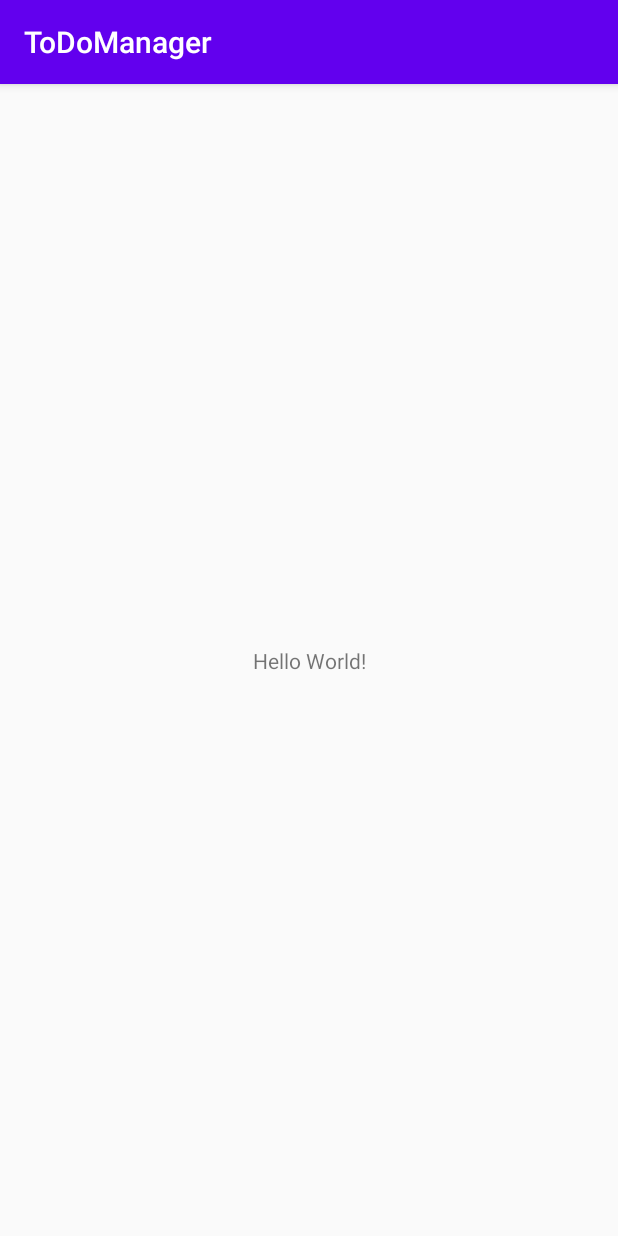
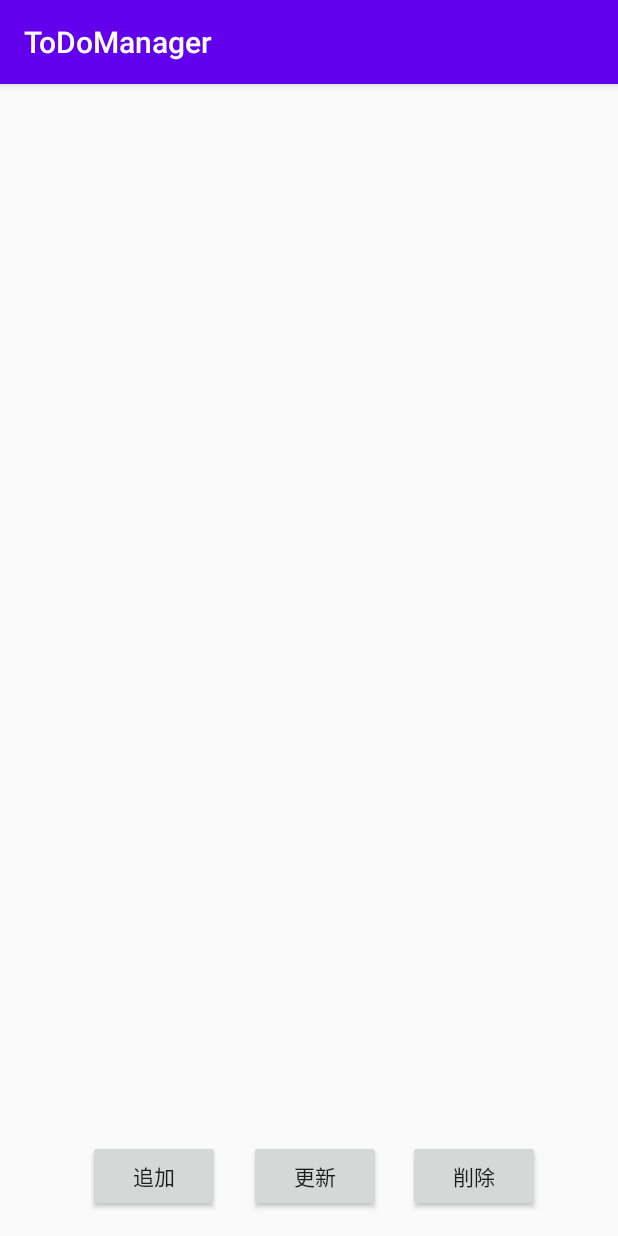
Before and after one commit to charon1212/ToDoManager, an Android app: the screen it shows after launch (MainActivity), on a phone screen of 412 x 824 dp. Run offline under Robolectric (Android 15) with nearby library versions, the phone set to English and light mode, and no system bars; libraries missing offline, so code that uses them is left out: io.realm, io.realm.kotlin; 6 statements that could not run were skipped.

Commit message:
refs #1 一覧画面を作成
- タスクは、タイトルと詳細のみとしている。
- 追加ボタンを押すと、既定のタスクを追加する。
- 更新ボタンを押すと、一番上のタスクの詳細に「_update」を追加する。
- 削除ボタンを押すと、一番上のタスクを削除する。

```diff
--- a/app/build.gradle
+++ b/app/build.gradle
@@ -32,6 +32,7 @@ dependencies {
     implementation 'androidx.core:core-ktx:1.3.1'
     implementation 'androidx.appcompat:appcompat:1.2.0'
     implementation 'androidx.constraintlayout:constraintlayout:2.0.1'
+    implementation 'androidx.recyclerview:recyclerview:1.1.0'
     testImplementation 'junit:junit:4.12'
     androidTestImplementation 'androidx.test.ext:junit:1.1.2'
     androidTestImplementation 'androidx.test.espresso:espresso-core:3.3.0'
--- a/app/src/main/AndroidManifest.xml
+++ b/app/src/main/AndroidManifest.xml
@@ -3,13 +3,14 @@
     package="com.example.todomanager">
 
     <application
+        android:name=".presentation.application.ToDoManagerApplication"
         android:allowBackup="true"
         android:icon="@mipmap/ic_launcher"
         android:label="@string/app_name"
         android:roundIcon="@mipmap/ic_launcher_round"
         android:supportsRtl="true"
         android:theme="@style/AppTheme">
-        <activity android:name=".MainActivity">
+        <activity android:name=".presentation.mainactivity.MainActivity">
             <intent-filter>
                 <action android:name="android.intent.action.MAIN" />
 
--- /dev/null
+++ b/app/src/main/java/com/example/todomanager/domain/repository/ITaskDAO.kt
@@ -0,0 +1,10 @@
+package com.example.todomanager.domain.repository
+
+import com.example.todomanager.domain.model.Task
+
+interface ITaskDAO {
+    fun registerTask(task: Task)
+    fun updateTask(task: Task)
+    fun deleteTask(id: String)
+    fun getAllTask(): List<Task>
+}
--- /dev/null
+++ b/app/src/main/java/com/example/todomanager/domain/service/TaskService.kt
@@ -0,0 +1,33 @@
+package com.example.todomanager.domain.service
+
+import com.example.todomanager.domain.model.Task
+import com.example.todomanager.domain.repository.ITaskDAO
+import java.util.*
+
+class TaskService {
+    private val dao: ITaskDAO
+
+    constructor(dao: ITaskDAO) {
+        this.dao = dao
+    }
+
+    fun getTasks(): List<Task> {
+        return dao.getAllTask()
+    }
+
+    fun createTask(title: String, detail: String): Task {
+        val uuid = UUID.randomUUID().toString()
+        val task = Task(id = uuid, title = title, detail = detail)
+        dao.registerTask(task)
+        return task
+    }
+
+    fun updateTask(task: Task){
+        dao.updateTask(task)
+    }
+
+    fun deleteTask(task: Task){
+        dao.deleteTask(task.id)
+    }
+
+}
--- /dev/null
+++ b/app/src/main/java/com/example/todomanager/presentation/application/ToDoManagerApplication.kt
@@ -0,0 +1,24 @@
+package com.example.todomanager.presentation.application
+
+import android.app.Application
+import io.realm.Realm
+import io.realm.RealmConfiguration
+
+class ToDoManagerApplication : Application() {
+
+    override fun onCreate() {
+
+        super.onCreate()
+
+        // Realmの初期化
+        Realm.init(this)
+
+        // Realmの設定
+        val config = RealmConfiguration.Builder()
+            .deleteRealmIfMigrationNeeded()
+            .build()
+        Realm.setDefaultConfiguration(config)
+
+    }
+
+}
--- /dev/null
+++ b/app/src/main/java/com/example/todomanager/presentation/mainactivity/MainActivity.kt
@@ -0,0 +1,93 @@
+package com.example.todomanager.presentation.mainactivity
+
+import androidx.appcompat.app.AppCompatActivity
+import android.os.Bundle
+import android.view.View
+import android.widget.Toast
+import androidx.recyclerview.widget.LinearLayoutManager
+import androidx.recyclerview.widget.RecyclerView
+import com.example.todomanager.R
+import com.example.todomanager.domain.model.Task
+import com.example.todomanager.domain.service.TaskService
+import com.example.todomanager.infrastructure.repository.TaskDAO
+import com.example.todomanager.presentation.mainactivity.recycleview.RecyclerViewAdapter
+
+class MainActivity : AppCompatActivity() {
+
+    var taskList: List<Task> = listOf()
+    val taskService = TaskService(TaskDAO())
+    var adapter = RecyclerViewAdapter(taskList)
+
+    // TODO:タスク作成機能を作るまでの仮の動作のための変数。実装完了後、消すこと。
+    var taskCounter = 1
+
+    override fun onCreate(savedInstanceState: Bundle?) {
+        super.onCreate(savedInstanceState)
+        setContentView(R.layout.activity_main)
+        taskList = taskService.getTasks()
+        this.adapter = setRecyclerViewAdapter(taskList)
+    }
+
+    private fun setRecyclerViewAdapter(data: List<Task>): RecyclerViewAdapter {
+        val rvAdapter = RecyclerViewAdapter(data)
+        findViewById<RecyclerView>(R.id.recyclerView).apply {
+            this.layoutManager = LinearLayoutManager(this@MainActivity)
+            this.adapter = rvAdapter
+        }
+        return rvAdapter
+    }
+
+    /**
+     * 追加ボタンクリック時の処理
+     *
+     * @param view クリックしたビュー
+     */
+    fun btnAddOnClick(view: View) {
+        val title = "title" + taskCounter.toString()
+        val detail = "detail" + taskCounter.toString()
+        taskCounter++
+        val task = taskService.createTask(title, detail)
+        taskList += task
+        setRecyclerViewAdapter(taskList)
+        Toast.makeText(this, "add button clicked", Toast.LENGTH_SHORT).show()
+    }
+
+    /**
+     * 更新ボタンクリック時の処理
+     *
+     * @param view クリックしたビュー
+     */
+    fun btnUpdateOnClick(view: View) {
+        // サンプルとして、一番上のタスクの中身を変更する。
+        val task = taskList[0]
+        if (task !== null) {
+            task.detail += "_update"
+            taskService.updateTask(task)
+            // TODO:適切なnotify関数に切り替える。
+            adapter.notifyDataSetChanged()
+        }
+        Toast.makeText(this, "update button clicked", Toast.LENGTH_SHORT).show()
+    }
+
+    /**
+     * 削除ボタンクリック時の処理
+     *
+     * @param view クリックしたビュー
+     */
+    fun btnDeleteOnClick(view: View) {
+
+        // サンプルとして、一番上のタスクを削除する。
+        if (taskList[0] !== null) {
+            taskService.deleteTask(taskList[0])
+            taskList = taskList.toMutableList().apply {
+                this.removeAt(0)
+            }
+            // TODO:適切なnotify関数に切り替える。
+            setRecyclerViewAdapter(taskList)
+        }
+
+        Toast.makeText(this, "delete button clicked", Toast.LENGTH_SHORT).show()
+
+    }
+
+}
--- a/app/src/main/res/layout/activity_main.xml
+++ b/app/src/main/res/layout/activity_main.xml
@@ -4,15 +4,59 @@
     xmlns:tools="http://schemas.android.com/tools"
     android:layout_width="match_parent"
     android:layout_height="match_parent"
-    tools:context=".MainActivity">
+    tools:context=".presentation.mainactivity.MainActivity">
 
-    <TextView
+    <androidx.recyclerview.widget.RecyclerView
+        android:id="@+id/recyclerView"
+        android:layout_width="0dp"
+        android:layout_height="0dp"
+        android:layout_marginStart="3dp"
+        android:layout_marginEnd="3dp"
+        android:layout_marginBottom="22dp"
+        app:layout_constraintBottom_toTopOf="@+id/btnAdd"
+        app:layout_constraintEnd_toEndOf="parent"
+        app:layout_constraintStart_toStartOf="parent"
+        app:layout_constraintTop_toTopOf="parent" />
+
+    <Button
+        android:id="@+id/btnAdd"
         android:layout_width="wrap_content"
         android:layout_height="wrap_content"
-        android:text="Hello World!"
+        android:layout_marginStart="6dp"
+        android:layout_marginTop="8dp"
+        android:layout_marginEnd="19dp"
+        android:layout_marginBottom="16dp"
+        android:onClick="btnAddOnClick"
+        android:text="追加"
         app:layout_constraintBottom_toBottomOf="parent"
-        app:layout_constraintLeft_toLeftOf="parent"
-        app:layout_constraintRight_toRightOf="parent"
-        app:layout_constraintTop_toTopOf="parent" />
+        app:layout_constraintEnd_toStartOf="@+id/btnUpdate"
+        app:layout_constraintHorizontal_chainStyle="packed"
+        app:layout_constraintStart_toStartOf="parent"
+        app:layout_constraintTop_toBottomOf="@+id/recyclerView" />
+
+    <Button
+        android:id="@+id/btnUpdate"
+        android:layout_width="wrap_content"
+        android:layout_height="wrap_content"
+        android:layout_marginEnd="18dp"
+        android:layout_marginBottom="16dp"
+        android:onClick="btnUpdateOnClick"
+        android:text="更新"
+        app:layout_constraintBottom_toBottomOf="parent"
+        app:layout_constraintEnd_toStartOf="@+id/btnDelete"
+        app:layout_constraintStart_toEndOf="@+id/btnAdd" />
+
+    <Button
+        android:id="@+id/btnDelete"
+        android:layout_width="wrap_content"
+        android:layout_height="wrap_content"
+        android:layout_marginBottom="16dp"
+        android:onClick="btnDeleteOnClick"
+        android:text="削除"
+        app:layout_constraintBottom_toBottomOf="parent"
+        app:layout_constraintEnd_toEndOf="parent"
+        app:layout_constraintStart_toEndOf="@+id/btnUpdate"
+        app:layout_constraintTop_toBottomOf="@+id/btnAdd"
+        app:layout_constraintVertical_bias="1.0" />
 
 </androidx.constraintlayout.widget.ConstraintLayout>
```
Also changed, not shown: app/src/main/java/com/example/todomanager/MainActivity.kt (deleted, +0 -11 lines), app/src/main/java/com/example/todomanager/domain/model/Task.kt (added, +7 -0 lines), app/src/main/java/com/example/todomanager/infrastructure/entity/TaskEntity.kt (added, +11 -0 lines), app/src/main/java/com/example/todomanager/infrastructure/repository/TaskDAO.kt (added, +68 -0 lines), app/src/main/java/com/example/todomanager/presentation/mainactivity/recycleview/RecyclerViewAdapter.kt (added, +33 -0 lines), app/src/main/java/com/example/todomanager/presentation/mainactivity/recycleview/RecyclerViewHolder.kt (added, +21 -0 lines), app/src/main/res/layout/sample_row_layout.xml (added, +17 -0 lines).
